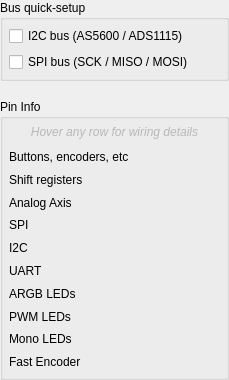
anpeaco/FreeJoyXConfiguratorQt, file src/widgets/pins/pintypehelper.ui: the form before one commit.
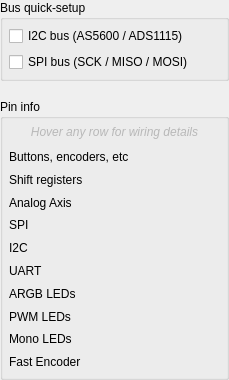
The form after the commit. Icons and pictures are not drawn.

What changed in the file:
```diff
--- a/src/widgets/pins/pintypehelper.ui
+++ b/src/widgets/pins/pintypehelper.ui
@@ -79,7 +79,7 @@
    <item>
     <widget class="QGroupBox" name="groupBox">
      <property name="title">
-      <string>Pin Info</string>
+      <string>Pin info</string>
      </property>
      <layout class="QVBoxLayout" name="verticalLayout">
       <property name="leftMargin">
```
